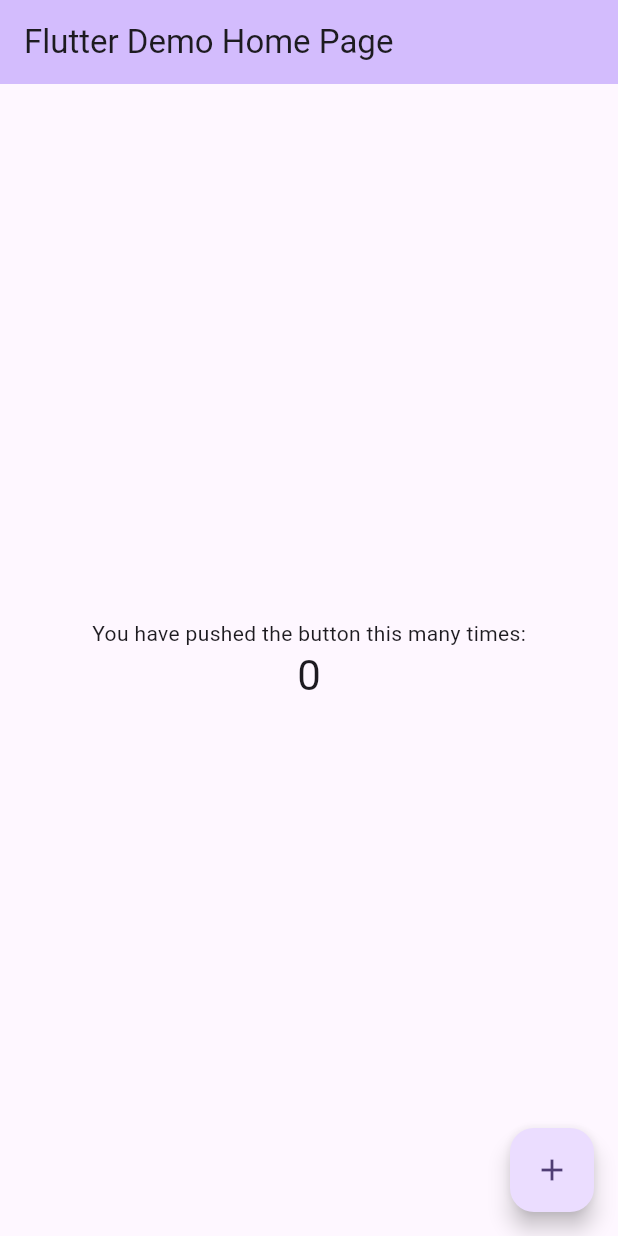
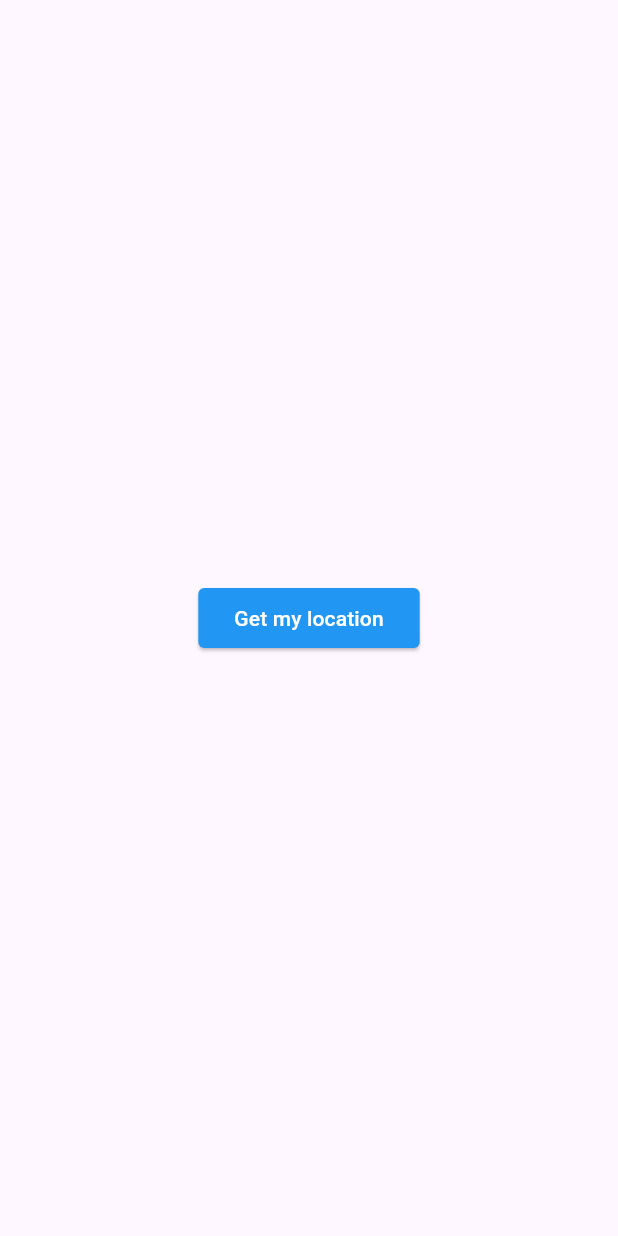
Before and after one commit to practice-dragon/prac-weather, a Flutter app: the screen it shows after launch, on a phone screen of 412 x 824 dp. Run offline on Flutter 3.47's test engine with Material 3 defaults, Android fonts, the phone set to English and light mode, and no system bars; our stand-ins replace geolocator.

Commit message:
위치 권한 설정

```diff
--- a/lib/main.dart
+++ b/lib/main.dart
@@ -1,4 +1,5 @@
 import 'package:flutter/material.dart';
+import 'package:prac/screens/loading.dart';
 
 void main() {
   runApp(const MyApp());
@@ -7,119 +8,15 @@ void main() {
 class MyApp extends StatelessWidget {
   const MyApp({super.key});
 
-  // This widget is the root of your application.
   @override
   Widget build(BuildContext context) {
     return MaterialApp(
-      title: 'Flutter Demo',
+      title: 'Weather app',
       theme: ThemeData(
-        // This is the theme of your application.
-        //
-        // TRY THIS: Try running your application with "flutter run". You'll see
-        // the application has a purple toolbar. Then, without quitting the app,
-        // try changing the seedColor in the colorScheme below to Colors.green
-        // and then invoke "hot reload" (save your changes or press the "hot
-        // reload" button in a Flutter-supported IDE, or press "r" if you used
-        // the command line to start the app).
-        //
-        // Notice that the counter didn't reset back to zero; the application
-        // state is not lost during the reload. To reset the state, use hot
-        // restart instead.
-        //
-        // This works for code too, not just values: Most code changes can be
-        // tested with just a hot reload.
         colorScheme: ColorScheme.fromSeed(seedColor: Colors.deepPurple),
         useMaterial3: true,
       ),
-      home: const MyHomePage(title: 'Flutter Demo Home Page'),
+      home: const Loading(),
     );
   }
 }
-
-class MyHomePage extends StatefulWidget {
-  const MyHomePage({super.key, required this.title});
-
-  // This widget is the home page of your application. It is stateful, meaning
-  // that it has a State object (defined below) that contains fields that affect
-  // how it looks.
-
-  // This class is the configuration for the state. It holds the values (in this
-  // case the title) provided by the parent (in this case the App widget) and
-  // used by the build method of the State. Fields in a Widget subclass are
-  // always marked "final".
-
-  final String title;
-
-  @override
-  State<MyHomePage> createState() => _MyHomePageState();
-}
-
-class _MyHomePageState extends State<MyHomePage> {
-  int _counter = 0;
-
-  void _incrementCounter() {
-    setState(() {
-      // This call to setState tells the Flutter framework that something has
-      // changed in this State, which causes it to rerun the build method below
-      // so that the display can reflect the updated values. If we changed
-      // _counter without calling setState(), then the build method would not be
-      // called again, and so nothing would appear to happen.
-      _counter++;
-    });
-  }
-
-  @override
-  Widget build(BuildContext context) {
-    // This method is rerun every time setState is called, for instance as done
-    // by the _incrementCounter method above.
-    //
-    // The Flutter framework has been optimized to make rerunning build methods
-    // fast, so that you can just rebuild anything that needs updating rather
-    // than having to individually change instances of widgets.
-    return Scaffold(
-      appBar: AppBar(
-        // TRY THIS: Try changing the color here to a specific color (to
-        // Colors.amber, perhaps?) and trigger a hot reload to see the AppBar
-        // change color while the other colors stay the same.
-        backgroundColor: Theme.of(context).colorScheme.inversePrimary,
-        // Here we take the value from the MyHomePage object that was created by
-        // the App.build method, and use it to set our appbar title.
-        title: Text(widget.title),
-      ),
-      body: Center(
-        // Center is a layout widget. It takes a single child and positions it
-        // in the middle of the parent.
-        child: Column(
-          // Column is also a layout widget. It takes a list of children and
-          // arranges them vertically. By default, it sizes itself to fit its
-          // children horizontally, and tries to be as tall as its parent.
-          //
-          // Column has various properties to control how it sizes itself and
-          // how it positions its children. Here we use mainAxisAlignment to
-          // center the children vertically; the main axis here is the vertical
-          // axis because Columns are vertical (the cross axis would be
-          // horizontal).
-          //
-          // TRY THIS: Invoke "debug painting" (choose the "Toggle Debug Paint"
-          // action in the IDE, or press "p" in the console), to see the
-          // wireframe for each widget.
-          mainAxisAlignment: MainAxisAlignment.center,
-          children: <Widget>[
-            const Text(
-              'You have pushed the button this many times:',
-            ),
-            Text(
-              '$_counter',
-              style: Theme.of(context).textTheme.headlineMedium,
-            ),
-          ],
-        ),
-      ),
-      floatingActionButton: FloatingActionButton(
-        onPressed: _incrementCounter,
-        tooltip: 'Increment',
-        child: const Icon(Icons.add),
-      ), // This trailing comma makes auto-formatting nicer for build methods.
-    );
-  }
-}
--- /dev/null
+++ b/lib/screens/loading.dart
@@ -0,0 +1,49 @@
+import 'package:flutter/material.dart';
+import 'package:geolocator/geolocator.dart';
+
+class Loading extends StatefulWidget {
+  const Loading({Key? key}) : super(key: key);
+
+  @override
+  State<Loading> createState() => _LoadingState();
+}
+
+class _LoadingState extends State<Loading> {
+  @override
+  void initState() {
+    super.initState();
+    getLocation();
+  }
+
+  void getLocation() async {
+    LocationPermission permission = await Geolocator.requestPermission();
+    Position position = await Geolocator.getCurrentPosition(
+        desiredAccuracy: LocationAccuracy.high);
+    print(position);
+  }
+
+  @override
+  Widget build(BuildContext context) {
+    return Scaffold(
+      body: Center(
+        child: ElevatedButton(
+          onPressed: () {
+            getLocation();
+          },
+          child: Text(
+            'Get my location',
+            style: TextStyle(
+              color: Colors.white,
+            ),
+          ),
+          style: ElevatedButton.styleFrom(
+            backgroundColor: Colors.blue,
+            shape: RoundedRectangleBorder(
+              borderRadius: BorderRadius.circular(4),
+            ),
+          ),
+        ),
+      ),
+    );
+  }
+}
--- a/pubspec.yaml
+++ b/pubspec.yaml
@@ -2,7 +2,7 @@ name: prac
 description: "A new Flutter project."
 # The following line prevents the package from being accidentally published to
 # pub.dev using `flutter pub publish`. This is preferred for private packages.
-publish_to: 'none' # Remove this line if you wish to publish to pub.dev
+publish_to: "none" # Remove this line if you wish to publish to pub.dev
 
 # The following defines the version and build number for your application.
 # A version number is three numbers separated by dots, like 1.2.43
@@ -30,7 +30,7 @@ environment:
 dependencies:
   flutter:
     sdk: flutter
-
+  geolocator: ^13.0.1
 
   # The following adds the Cupertino Icons font to your application.
   # Use with the CupertinoIcons class for iOS style icons.
@@ -52,7 +52,6 @@ dev_dependencies:
 
 # The following section is specific to Flutter packages.
 flutter:
-
   # The following line ensures that the Material Icons font is
   # included with your application, so that you can use the icons in
   # the material Icons class.
```
Also changed, not shown: pubspec.lock, 10 other files.
